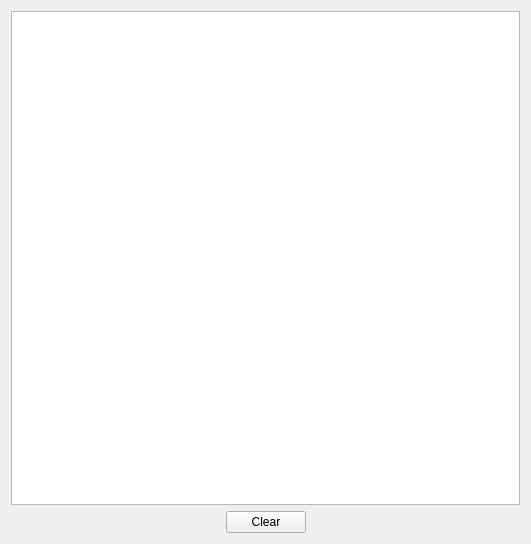
This is src/TerminalWidget.ui in sundrythoughts/EmuCpu as Qt 5 draws it before an edit. The edited form follows.
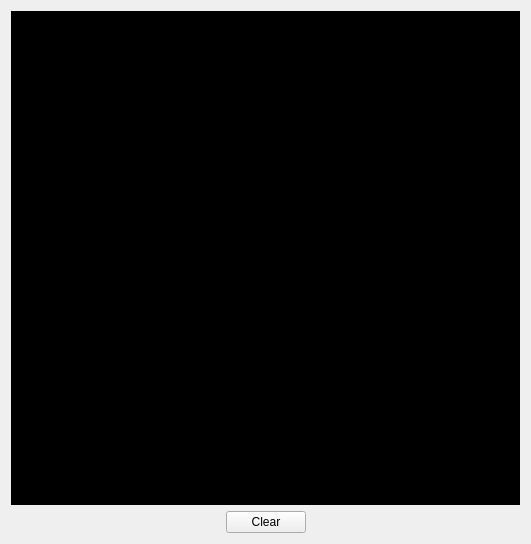
This is the edited form.

Commit message: Fixed some funny UI visual bugs. Changed the stylesheet for the terminal widget. Modified all QT emit, slots, and signals keywords to use Q_EMIT, Q_SLOTS, and Q_SIGNALS so that I could use no_keywords in the CONFIG and be able to use sigc++ in a QObject.

```diff
--- a/src/TerminalWidget.ui
+++ b/src/TerminalWidget.ui
@@ -16,8 +16,20 @@
   <layout class="QVBoxLayout" name="verticalLayout">
    <item>
     <widget class="QTextEdit" name="m_txt_terminal">
+     <property name="font">
+      <font>
+       <weight>75</weight>
+       <bold>true</bold>
+      </font>
+     </property>
+     <property name="contextMenuPolicy">
+      <enum>Qt::NoContextMenu</enum>
+     </property>
      <property name="styleSheet">
-      <string/>
+      <string>background-color: rgb(0, 0, 0);
+color: rgb(255, 255, 255);
+selection-color: rgb(0, 0, 0);
+selection-background-color: rgb(255, 255, 255);</string>
      </property>
     </widget>
    </item>
```
The commit also changes 35 other files.
